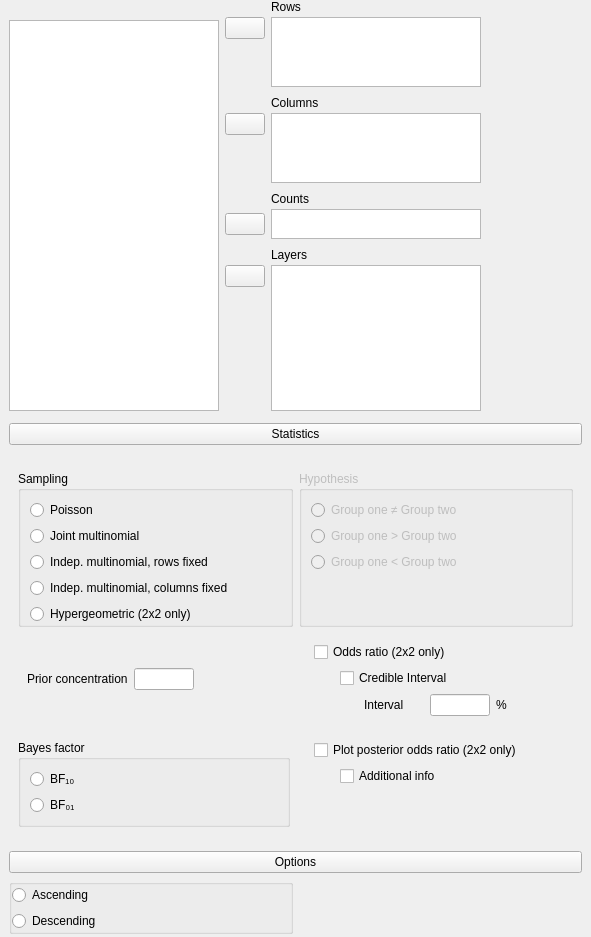
First picture: the form in JASP-Desktop/analysisforms/crosstabsbayesianform.ui, repository jasp-stats/jasp-desktop, before the edit.
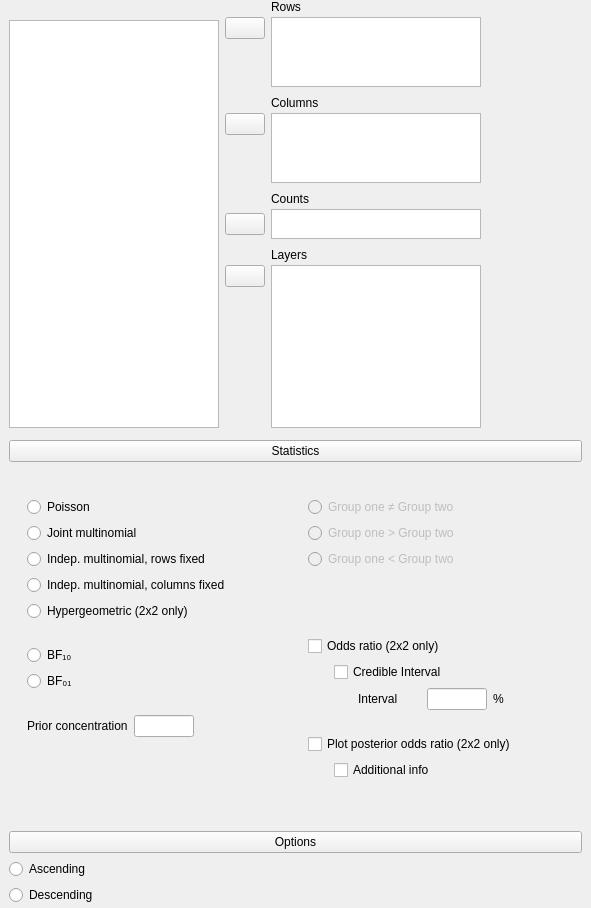
Second picture: the form after the edit. Custom widgets are drawn as their Qt base class.

Commit message: B Crosstabs: Enabled BF type option, tweaked UI

The edit to the form file:
```diff
--- a/JASP-Desktop/analysisforms/crosstabsbayesianform.ui
+++ b/JASP-Desktop/analysisforms/crosstabsbayesianform.ui
@@ -46,7 +46,7 @@
        </widget>
       </item>
       <item row="1" column="0">
-       <widget class="BoundGroupBox" name="rowOrder">
+       <widget class="BoundGroupBox" name="rowOrder" native="true">
         <layout class="QGridLayout" name="gridLayout_21">
          <property name="leftMargin">
           <number>0</number>
@@ -98,15 +98,15 @@
          <property name="topMargin">
           <number>18</number>
          </property>
+         <property name="verticalSpacing">
+          <number>6</number>
+         </property>
          <item row="0" column="0" colspan="2">
-          <widget class="BoundGroupBox" name="samplingModel">
-           <property name="title">
+          <widget class="BoundGroupBox" name="samplingModel" native="true">
+           <property name="title" stdset="0">
             <string>Sampling</string>
            </property>
            <layout class="QGridLayout" name="gridLayout_13">
-            <property name="bottomMargin">
-             <number>0</number>
-            </property>
             <item row="4" column="0">
              <widget class="QRadioButton" name="_5Hypergeometric">
               <property name="text">
@@ -145,7 +145,79 @@
            </layout>
           </widget>
          </item>
-         <item row="1" column="0">
+         <item row="0" column="2" colspan="2">
+          <widget class="BoundGroupBox" name="hypothesis" native="true">
+           <property name="enabled">
+            <bool>false</bool>
+           </property>
+           <property name="title" stdset="0">
+            <string>Hypothesis</string>
+           </property>
+           <layout class="QGridLayout" name="gridLayout_11">
+            <property name="bottomMargin">
+             <number>0</number>
+            </property>
+            <item row="2" column="0">
+             <widget class="QRadioButton" name="_3oneTailedLessThan">
+              <property name="text">
+               <string>Group one &lt; Group two</string>
+              </property>
+             </widget>
+            </item>
+            <item row="0" column="0">
+             <widget class="QRadioButton" name="_1twoTailed">
+              <property name="text">
+               <string>Group one ≠ Group two</string>
+              </property>
+             </widget>
+            </item>
+            <item row="1" column="0">
+             <widget class="QRadioButton" name="_2oneTailedGreaterThan">
+              <property name="text">
+               <string>Group one &gt; Group two</string>
+              </property>
+             </widget>
+            </item>
+            <item row="3" column="0">
+             <spacer name="verticalSpacer_4">
+              <property name="orientation">
+               <enum>Qt::Vertical</enum>
+              </property>
+              <property name="sizeHint" stdset="0">
+               <size>
+                <width>20</width>
+                <height>40</height>
+               </size>
+              </property>
+             </spacer>
+            </item>
+           </layout>
+          </widget>
+         </item>
+         <item row="1" column="0" colspan="2">
+          <widget class="BoundGroupBox" name="bayesFactorType" native="true">
+           <property name="title" stdset="0">
+            <string>Bayes factor</string>
+           </property>
+           <layout class="QGridLayout" name="gridLayout_5">
+            <item row="1" column="0">
+             <widget class="QRadioButton" name="_2BF01">
+              <property name="text">
+               <string>BF₀₁</string>
+              </property>
+             </widget>
+            </item>
+            <item row="0" column="0">
+             <widget class="QRadioButton" name="_1BF10">
+              <property name="text">
+               <string>BF₁₀</string>
+              </property>
+             </widget>
+            </item>
+           </layout>
+          </widget>
+         </item>
+         <item row="2" column="0" rowspan="2" colspan="2">
           <widget class="QWidget" name="widget_16" native="true">
            <layout class="QGridLayout" name="gridLayout_10">
             <item row="0" column="0">
@@ -178,132 +250,8 @@
               </property>
              </spacer>
             </item>
-           </layout>
-          </widget>
-         </item>
-         <item row="2" column="0" colspan="3">
-          <widget class="QWidget" name="widget_13" native="true">
-           <layout class="QGridLayout" name="gridLayout_6">
-            <property name="leftMargin">
-             <number>0</number>
-            </property>
-            <item row="0" column="0">
-             <widget class="BoundGroupBox" name="bayesFactorType">
-              <property name="title">
-               <string>Bayes factor</string>
-              </property>
-              <layout class="QGridLayout" name="gridLayout_5">
-               <item row="0" column="0">
-                <widget class="QRadioButton" name="_1BF10">
-                 <property name="text">
-                  <string>BF₁₀</string>
-                 </property>
-                </widget>
-               </item>
-               <item row="1" column="0">
-                <widget class="QRadioButton" name="_2BF01">
-                 <property name="text">
-                  <string>BF₀₁</string>
-                 </property>
-                </widget>
-               </item>
-               <item row="2" column="0">
-                <spacer name="verticalSpacer_6">
-                 <property name="orientation">
-                  <enum>Qt::Vertical</enum>
-                 </property>
-                 <property name="sizeHint" stdset="0">
-                  <size>
-                   <width>20</width>
-                   <height>40</height>
-                  </size>
-                 </property>
-                </spacer>
-               </item>
-              </layout>
-             </widget>
-            </item>
-           </layout>
-          </widget>
-         </item>
-         <item row="0" column="2" colspan="2">
-          <widget class="BoundGroupBox" name="hypothesis">
-           <property name="enabled">
-            <bool>false</bool>
-           </property>
-           <property name="title">
-            <string>Hypothesis</string>
-           </property>
-           <layout class="QGridLayout" name="gridLayout_11">
-            <property name="bottomMargin">
-             <number>0</number>
-            </property>
-            <item row="2" column="0">
-             <widget class="QRadioButton" name="_3oneTailedLessThan">
-              <property name="text">
-               <string>Group one &lt; Group two</string>
-              </property>
-             </widget>
-            </item>
-            <item row="0" column="0">
-             <widget class="QRadioButton" name="_1twoTailed">
-              <property name="text">
-               <string>Group one ≠ Group two</string>
-              </property>
-             </widget>
-            </item>
-            <item row="1" column="0">
-             <widget class="QRadioButton" name="_2oneTailedGreaterThan">
-              <property name="text">
-               <string>Group one &gt; Group two</string>
-              </property>
-             </widget>
-            </item>
-            <item row="3" column="0">
-             <spacer name="verticalSpacer_4">
-              <property name="orientation">
-               <enum>Qt::Vertical</enum>
-              </property>
-              <property name="sizeHint" stdset="0">
-               <size>
-                <width>20</width>
-                <height>40</height>
-               </size>
-              </property>
-             </spacer>
-            </item>
-           </layout>
-          </widget>
-         </item>
-         <item row="2" column="3">
-          <widget class="QWidget" name="groupPlotPosterior" native="true">
-           <layout class="QGridLayout" name="gridLayout_14">
-            <item row="1" column="0">
-             <widget class="QWidget" name="widget_12" native="true">
-              <property name="maximumSize">
-               <size>
-                <width>20</width>
-                <height>16777215</height>
-               </size>
-              </property>
-             </widget>
-            </item>
-            <item row="0" column="0" colspan="2">
-             <widget class="BoundCheckBox" name="plotPosteriorOddsRatio">
-              <property name="text">
-               <string>Plot posterior odds ratio (2x2 only)</string>
-              </property>
-             </widget>
-            </item>
             <item row="1" column="1">
-             <widget class="BoundCheckBox" name="plotPosteriorOddsRatioAdditionalInfo">
-              <property name="text">
-               <string>Additional info</string>
-              </property>
-             </widget>
-            </item>
-            <item row="2" column="1">
-             <spacer name="verticalSpacer_5">
+             <spacer name="verticalSpacer_6">
               <property name="orientation">
                <enum>Qt::Vertical</enum>
               </property>
@@ -318,9 +266,12 @@
            </layout>
           </widget>
          </item>
-         <item row="1" column="3">
+         <item row="1" column="2" rowspan="2" colspan="2">
           <widget class="QWidget" name="groupOddsRatio" native="true">
            <layout class="QGridLayout" name="gridLayout_15">
+            <property name="topMargin">
+             <number>0</number>
+            </property>
             <item row="3" column="1">
              <widget class="QWidget" name="widget_20" native="true">
               <layout class="QGridLayout" name="gridLayout_22">
@@ -393,6 +344,49 @@
            </layout>
           </widget>
          </item>
+         <item row="3" column="2" colspan="2">
+          <widget class="QWidget" name="groupPlotPosterior" native="true">
+           <layout class="QGridLayout" name="gridLayout_14">
+            <item row="1" column="0">
+             <widget class="QWidget" name="widget_12" native="true">
+              <property name="maximumSize">
+               <size>
+                <width>20</width>
+                <height>16777215</height>
+               </size>
+              </property>
+             </widget>
+            </item>
+            <item row="0" column="0" colspan="2">
+             <widget class="BoundCheckBox" name="plotPosteriorOddsRatio">
+              <property name="text">
+               <string>Plot posterior odds ratio (2x2 only)</string>
+              </property>
+             </widget>
+            </item>
+            <item row="1" column="1">
+             <widget class="BoundCheckBox" name="plotPosteriorOddsRatioAdditionalInfo">
+              <property name="text">
+               <string>Additional info</string>
+              </property>
+             </widget>
+            </item>
+            <item row="2" column="1">
+             <spacer name="verticalSpacer_5">
+              <property name="orientation">
+               <enum>Qt::Vertical</enum>
+              </property>
+              <property name="sizeHint" stdset="0">
+               <size>
+                <width>20</width>
+                <height>40</height>
+               </size>
+              </property>
+             </spacer>
+            </item>
+           </layout>
+          </widget>
+         </item>
         </layout>
        </widget>
       </item>
@@ -838,7 +832,7 @@
   </customwidget>
   <customwidget>
    <class>BoundGroupBox</class>
-   <extends>QGroupBox</extends>
+   <extends>QWidget</extends>
    <header>widgets/boundgroupbox.h</header>
    <container>1</container>
   </customwidget>
```
The commit also changes 1 other file.
